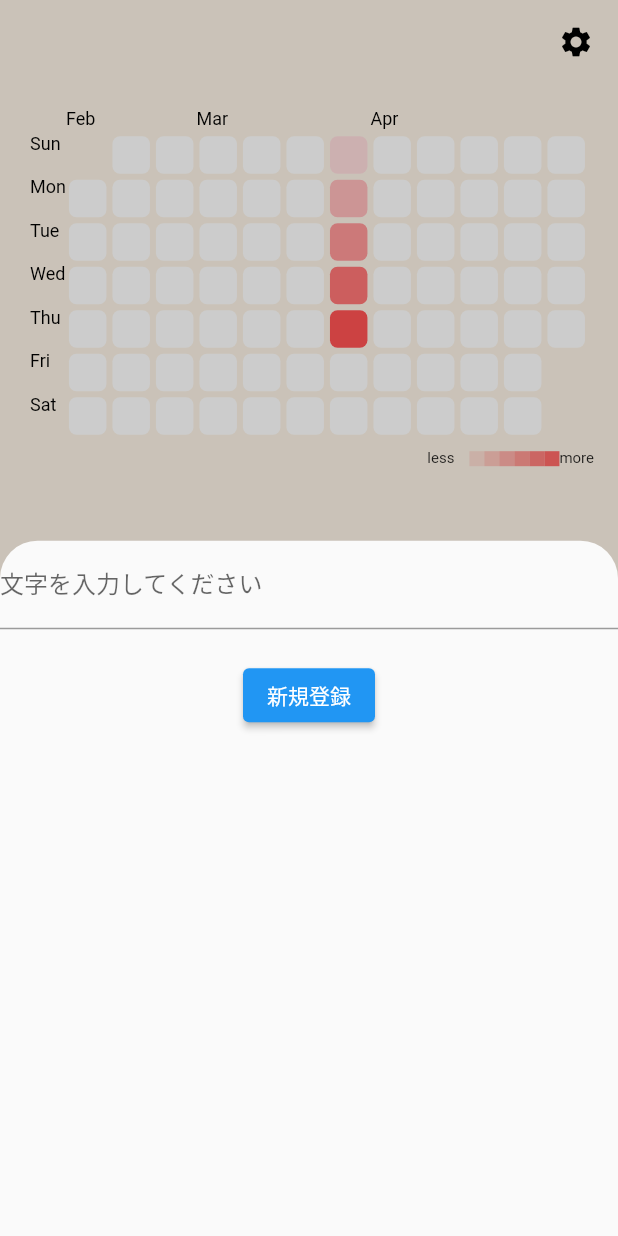
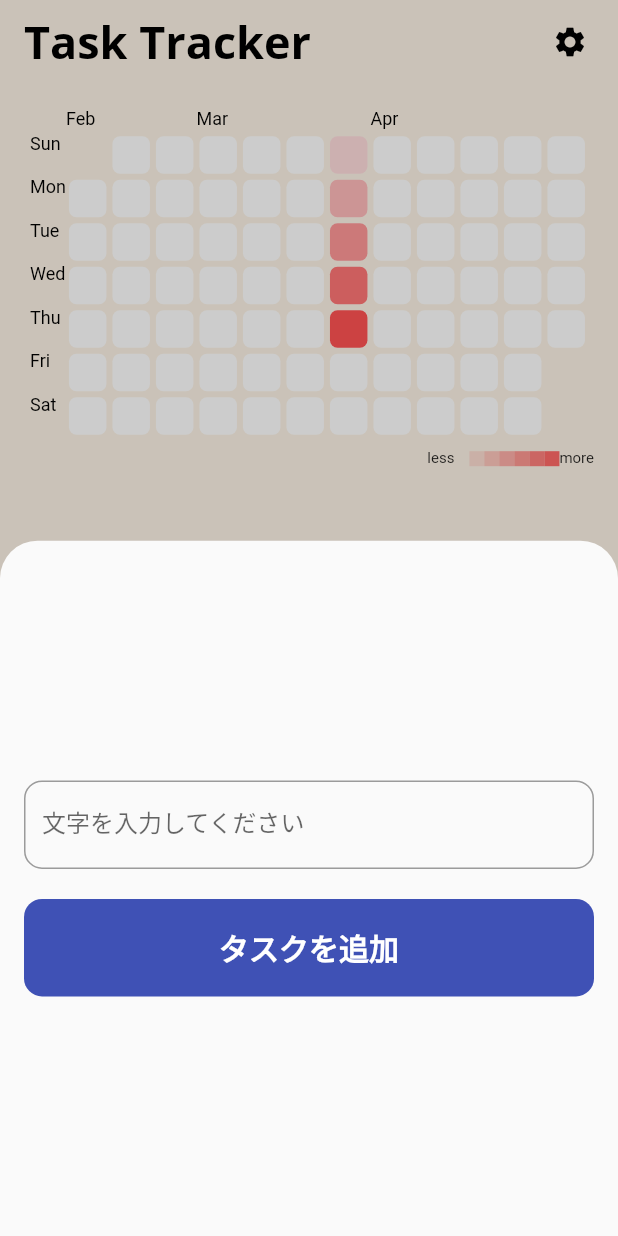
Before and after one commit to YUSUKESUP/Task_Tracker, a Flutter app: the screen it shows after launch, after a tap on the "add" icon, on a phone screen of 412 x 824 dp. Run offline on Flutter 3.47's test engine with Material 2 defaults, Android fonts, the phone set to English and light mode, and no system bars; drawn by our look-alikes of flutter_heatmap_calendar; our stand-ins replace cloud_firestore, firebase_core, flutter_riverpod, flutter_slidable, google_fonts; accounts and stored records are empty.

Commit message:
設定ページの遷移先の設定とUIの変更

```diff
--- a/lib/pages/home_page.dart
+++ b/lib/pages/home_page.dart
@@ -1,16 +1,17 @@
 import 'package:cloud_firestore/cloud_firestore.dart';
 import 'package:firebase_crud/components/month_summary.dart';
+import 'package:firebase_crud/pages/setting_page.dart';
 import 'package:flutter/material.dart';
 import 'package:flutter_riverpod/flutter_riverpod.dart';
 import 'package:flutter_slidable/flutter_slidable.dart';
+import 'package:google_fonts/google_fonts.dart';
 import '../utils/app_state.dart';
 import '../utils/firebase_provider.dart';
 
 class HomePage extends ConsumerWidget {
-
-
-
-   const HomePage({Key? key,}) : super(key: key);
+  const HomePage({
+    Key? key,
+  }) : super(key: key);
 
   @override
   Widget build(BuildContext context, WidgetRef ref) {
@@ -22,12 +23,31 @@ class HomePage extends ConsumerWidget {
     return Scaffold(
       backgroundColor: Color(0xffFDF3E6),
       appBar: AppBar(
+          title: Text(
+            'Task Tracker',
+            style: GoogleFonts.openSans(
+              color: Colors.black,
+              fontSize: 30,
+              fontWeight: FontWeight.bold,
+            ),
+          ),
           backgroundColor: Color(0xffFDF3E6),
           elevation: 0,
           actions: [
             Padding(
-              padding: const EdgeInsets.only(right: 16.0),
-              child: Icon(Icons.settings,color: Colors.black,),
+              padding: const EdgeInsets.only(right: 8.0),
+              child: IconButton(
+                icon: Icon(Icons.settings),
+                color: Colors.black,
+                onPressed: ()=>
+                    Navigator.of(context).push(
+                      MaterialPageRoute(
+                        builder: (context) {
+                          return SettingPage(); // 遷移先の画面widgetを指定
+                        },
+                      ),
+                    ),
+              ),
             ),
           ]),
       body: Padding(
@@ -53,14 +73,51 @@ class HomePage extends ConsumerWidget {
                           motion: const StretchMotion(),
                           children: [
                             SlidableAction(
-                              onPressed: (context)  {
-
-                                ref.read(appStateProvider
+                              onPressed: (context) {
+                                showModalBottomSheet<void>(
+                                    context: context,
+                                    builder: (BuildContext context) {
+                                      return SizedBox(
+                                          height: 400,
+                                          child: Center(
+                                              child: Column(
+                                                  mainAxisAlignment:
+                                                      MainAxisAlignment.center,
+                                                  mainAxisSize:
+                                                      MainAxisSize.min,
+                                                  children: <Widget>[
+                                                TextFormField(
+                                                  controller:
+                                                      controllerProvider,
+                                                  decoration:
+                                                      const InputDecoration(
+                                                    border:
+                                                        UnderlineInputBorder(),
+                                                    labelText: '文字を入力してください',
+                                                  ),
+                                                ),
+                                                SizedBox(height: 20),
+                                                ElevatedButton(
+                                                    onPressed: () async {
+                                                      ref
+                                                          .read(appStateProvider
                                                               .notifier)
                                                           .textUpdate(
                                                               document,
                                                               controllerProvider
                                                                   .text);
+                                                      controllerProvider.clear();
+                                                      Navigator.pop(context);
+                                                    },
+                                                    child: Text('編集')),
+                                                SizedBox(height: 20),
+                                                ElevatedButton(
+                                                  child: const Text('閉じる'),
+                                                  onPressed: () =>
+                                                      Navigator.pop(context),
+                                                ),
+                                              ])));
+                                    });
                               },
                               backgroundColor: Colors.grey.shade800,
                               icon: Icons.settings,
@@ -68,9 +125,8 @@ class HomePage extends ConsumerWidget {
                             ),
                             SlidableAction(
                               onPressed: (context) {
-                                ref.read(
-                                    appStateProvider.
-                                    notifier)
+                                ref
+                                    .read(appStateProvider.notifier)
                                     .deleteMemo(document);
                               },
                               backgroundColor: Colors.red.shade400,
@@ -79,6 +135,8 @@ class HomePage extends ConsumerWidget {
                             ),
                           ],
                         ),
+                        child: Padding(
+                          padding: const EdgeInsets.all(8.0),
                           child: Container(
                             decoration: BoxDecoration(
                               color: Colors.grey[300],
@@ -90,6 +148,7 @@ class HomePage extends ConsumerWidget {
                               title: Text(document['text']),
                             ),
                           ),
+                        ),
                       );
                     }).toList(),
                   ),
@@ -98,7 +157,6 @@ class HomePage extends ConsumerWidget {
               loading: () {
                 return const Text('Loading');
               },
-
               error: (e, stackTrace) {
                 return Text('error: $e');
               },
@@ -115,27 +173,51 @@ class HomePage extends ConsumerWidget {
             context: context,
             barrierColor: Colors.black.withOpacity(0.2),
             builder: (BuildContext ctx) {
-              return SizedBox(
-                height: MediaQuery.of(context).size.height * 50,
+              return Padding(
+                padding: const EdgeInsets.all(16.0),
+                child: SizedBox(
                   child: Column(
+                    mainAxisAlignment: MainAxisAlignment.center,
                     children: [
-                    TextFormField(
+                      TextField(
+                        keyboardType: TextInputType.emailAddress,
                         controller: controllerProvider,
-                      decoration: const InputDecoration(
-                        border: UnderlineInputBorder(),
+                        decoration: InputDecoration(
                           labelText: '文字を入力してください',
+                          border: OutlineInputBorder(
+                            borderRadius: BorderRadius.circular(12),
+                          ),
                         ),
                       ),
                       const SizedBox(height: 20),
-                    ElevatedButton(
-                        onPressed: () async {
+                      InkWell(
+                        onTap: () {
                           ref
                               .read(appStateProvider.notifier)
                               .textAdd(controllerProvider.text);
+                          controllerProvider.clear();
                           Navigator.pop(context);
                         },
-                        child: const Text('新規登録')),
+                        child: Container(
+                          height: 65,
+                          decoration: BoxDecoration(
+                            color: Colors.indigo,
+                            borderRadius: BorderRadius.circular(12),
+                          ),
+                          child: Center(
+                            child: Text(
+                              'タスクを追加',
+                              style: TextStyle(
+                                color: Colors.white,
+                                fontSize: 20,
+                                fontWeight: FontWeight.bold,
+                              ),
+                            ),
+                          ),
+                        ),
+                      ),
                     ],
+                  ),
                 ),
               );
             },
--- a/pubspec.yaml
+++ b/pubspec.yaml
@@ -40,6 +40,7 @@ dependencies:
   flutter_riverpod: ^2.1.1
   flutter_heatmap_calendar: ^1.0.5
   flutter_slidable: ^2.0.0
+  google_fonts: ^4.0.3
 
 dev_dependencies:
   flutter_test:
```
Also changed, not shown: lib/pages/setting_page.dart (added, +17 -0 lines), pubspec.lock. Lines whose indentation alone changed are shown as unchanged.
